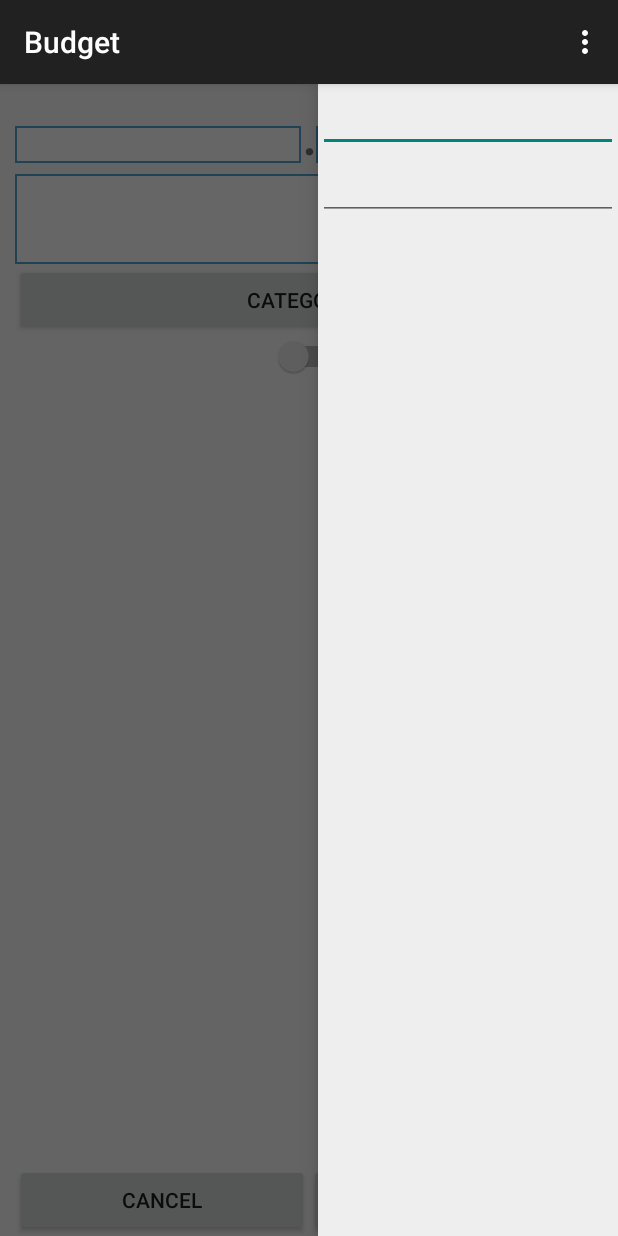
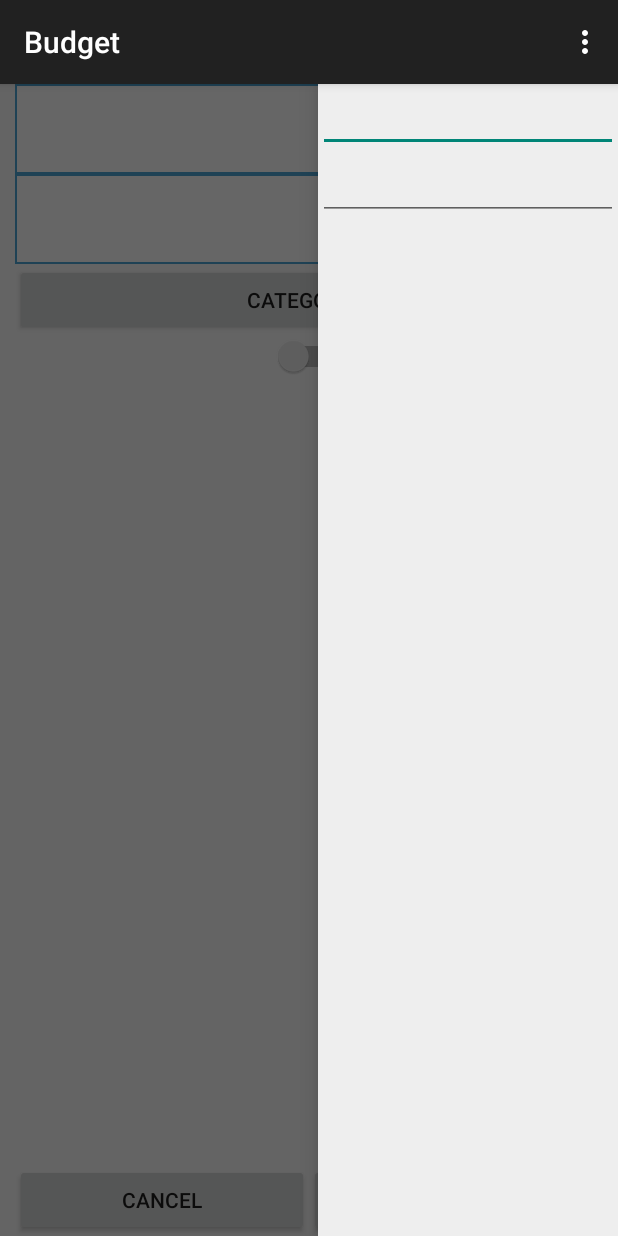
Before and after one commit to shamgang/easymoney, an Android app: the screen it shows after launch (MainActivity), after a tap on "Add Transaction", on a phone screen of 412 x 824 dp. Run offline under Robolectric (Android 15) with nearby library versions, the phone set to English and light mode, and no system bars; 6 statements that could not run were skipped; 2 other taps on this screen came first.

Commit message:
formalize and validate amount input

```diff
--- a/app/src/main/java/com/shamik/budget/app/AddTransactionFragment.java
+++ b/app/src/main/java/com/shamik/budget/app/AddTransactionFragment.java
@@ -2,11 +2,14 @@ package com.shamik.budget.app;
 
 import android.content.Context;
 import android.os.Bundle;
+import android.text.Editable;
+import android.text.TextWatcher;
 import android.view.LayoutInflater;
 import android.view.View;
 import android.view.ViewGroup;
 import android.view.inputmethod.InputMethodManager;
 import android.widget.Button;
+import android.widget.EditText;
 import android.widget.Switch;
 import android.widget.TextView;
 
@@ -17,6 +20,25 @@ public class AddTransactionFragment extends BaseFullscreenFragment {
     @Override
     public View onCreateView(LayoutInflater inflater, ViewGroup container, Bundle savedInstanceState) {
         View view = inflater.inflate(R.layout.fragment_add_transaction, container, false);
+        // validate amount input
+        final EditText addTransactionAmount = (EditText)view.findViewById(R.id.add_transaction_amount);
+        final EditText addTransactionDescription = (EditText)view.findViewById(R.id.add_transaction_description);
+        addTransactionAmount.addTextChangedListener(new TextValidator(addTransactionAmount) {
+            @Override
+            public void validate(TextView textView, String text) {
+                int decPos = text.lastIndexOf('.');
+                if(decPos != -1 && text.length() - decPos == 3) {
+                    // if decimal has been entered and two digits after, prevent entry and advance
+                    addTransactionDescription.requestFocus();
+                }
+                else if(decPos != -1 && text.length() - decPos > 3) {
+                    // if more digits are entered, remove them and advance
+                    addTransactionAmount.setText(text.substring(0, text.length()-1));
+                    addTransactionDescription.requestFocus();
+                }
+            }
+        });
+        // save button behavior
         Button saveButton = (Button)view.findViewById(R.id.transaction_save_button);
         saveButton.setOnClickListener(new View.OnClickListener() {
             @Override
@@ -38,10 +60,24 @@ public class AddTransactionFragment extends BaseFullscreenFragment {
     }
 
     private void addTransaction() {
-        TextView addTransactionAmountWhole = (TextView)getView().findViewById(R.id.add_transaction_amount_whole);
-        TextView addTransactionAmountDecimal = (TextView)getView().findViewById(R.id.add_transaction_amount_decimal);
+        TextView addTransactionAmount = (TextView)getView().findViewById(R.id.add_transaction_amount);
         TextView addTransactionDescription = (TextView)getView().findViewById(R.id.add_transaction_description);
         Switch addTransactionIsIncome = (Switch)getView().findViewById(R.id.add_transaction_is_income);
+
+        // parse amount
+        String amountText = addTransactionAmount.getText().toString();
+        int decPos = amountText.lastIndexOf('.');
+        int amountDollars, amountCents;
+        if(decPos == -1) {
+            // no decimal, round dollar amount
+            amountDollars = Integer.parseInt(amountText);
+            amountCents = 0;
+        }
+        else {
+            // parse substrings around decimal
+            amountDollars = Integer.parseInt(amountText.substring(0, decPos));
+            amountCents = Integer.parseInt(amountText.substring(decPos + 1, amountText.length()));
+        }
 
         /*
         ((MainActivity)getActivity()).mTransactionStubList.add(0, new Transaction(
@@ -53,8 +89,8 @@ public class AddTransactionFragment extends BaseFullscreenFragment {
         ));
         */
         ((MainActivity)getActivity()).mBudgetDatabase.createTransaction(new Transaction(
-            addTransactionAmountWhole.getText().toString(),
-            addTransactionAmountDecimal.getText().toString(),
+            amountDollars,
+            amountCents,
             addTransactionDescription.getText().toString(),
             null,
             addTransactionIsIncome.isChecked()
--- a/app/src/main/java/com/shamik/budget/app/BudgetDatabase.java
+++ b/app/src/main/java/com/shamik/budget/app/BudgetDatabase.java
@@ -17,8 +17,8 @@ public class BudgetDatabase {
 
     private static final String[] TRANSACTION_COLUMNS = {
             BudgetDatabaseHelper.COLUMN_ID,
-            BudgetDatabaseHelper.COLUMN_AMOUNT_WHOLE,
-            BudgetDatabaseHelper.COLUMN_AMOUNT_DECIMAL,
+            BudgetDatabaseHelper.COLUMN_AMOUNT_DOLLARS,
+            BudgetDatabaseHelper.COLUMN_AMOUNT_CENTS,
             BudgetDatabaseHelper.COLUMN_DESCRIPTION,
             BudgetDatabaseHelper.COLUMN_CATEGORY,
             BudgetDatabaseHelper.COLUMN_IS_INCOME
@@ -43,8 +43,8 @@ public class BudgetDatabase {
 
     public Transaction createTransaction(Transaction transaction) {
         ContentValues values = new ContentValues();
-        values.put(BudgetDatabaseHelper.COLUMN_AMOUNT_WHOLE, transaction.getAmountWhole());
-        values.put(BudgetDatabaseHelper.COLUMN_AMOUNT_DECIMAL, transaction.getAmountDecimal());
+        values.put(BudgetDatabaseHelper.COLUMN_AMOUNT_DOLLARS, transaction.getAmountDollars());
+        values.put(BudgetDatabaseHelper.COLUMN_AMOUNT_CENTS, transaction.getAmountCents());
         values.put(BudgetDatabaseHelper.COLUMN_DESCRIPTION, transaction.getDescription());
         values.put(BudgetDatabaseHelper.COLUMN_CATEGORY, transaction.getCategory().getName());
         values.put(BudgetDatabaseHelper.COLUMN_IS_INCOME, transaction.isIncome());
@@ -106,7 +106,7 @@ public class BudgetDatabase {
 
     private Transaction cursorToTransaction(Cursor cursor) {
         // TODO: makes a new Category, shouldn't have to do that - maybe Category shouldn't be a class
-        return new Transaction(cursor.getString(1), cursor.getString(2),
+        return new Transaction(cursor.getInt(1), cursor.getInt(2),
                 cursor.getString(3), new Category(null, cursor.getString(4)), cursor.getInt(5) > 0);
     }
 
--- a/app/src/main/java/com/shamik/budget/app/BudgetDatabaseHelper.java
+++ b/app/src/main/java/com/shamik/budget/app/BudgetDatabaseHelper.java
@@ -16,8 +16,8 @@ public class BudgetDatabaseHelper extends SQLiteOpenHelper {
     public static final String TABLE_CATEGORIES = "categories";
 
     public static final String COLUMN_ID = "_id";
-    public static final String COLUMN_AMOUNT_WHOLE = "amount_whole";
-    public static final String COLUMN_AMOUNT_DECIMAL = "amount_decimal";
+    public static final String COLUMN_AMOUNT_DOLLARS = "amount_dollars";
+    public static final String COLUMN_AMOUNT_CENTS = "amount_cents";
     public static final String COLUMN_DESCRIPTION = "description";
     public static final String COLUMN_CATEGORY = "category";
     public static final String COLUMN_IS_INCOME = "is_income";
@@ -32,8 +32,8 @@ public class BudgetDatabaseHelper extends SQLiteOpenHelper {
     private static final String CREATE_TABLE_TRANSACTIONS =
             "create table " + TABLE_TRANSACTIONS + "("
             + COLUMN_ID + " integer primary key autoincrement, "
-            + COLUMN_AMOUNT_WHOLE + " varchar(10), "
-            + COLUMN_AMOUNT_DECIMAL + " varchar(10), "
+            + COLUMN_AMOUNT_DOLLARS + " int, "
+            + COLUMN_AMOUNT_CENTS + " int, "
             + COLUMN_DESCRIPTION + " varchar(100), "
             + COLUMN_CATEGORY + " varchar(20), "
             + COLUMN_IS_INCOME + " boolean)";
@@ -66,25 +66,23 @@ public class BudgetDatabaseHelper extends SQLiteOpenHelper {
 
     // TODO: remove stub functions
     private void prePopulate(SQLiteDatabase database) {
-        insertTransaction(new Transaction("34", "55", "New purchase", new Category(null, "category1"), false), database);
-        insertTransaction(new Transaction("34", "55", "New purchase", new Category(null, "category1"), false), database);
-        insertTransaction(new Transaction("34", "55", "New purchase", new Category(null, "category1"), false), database);
-        insertTransaction(new Transaction("34", "55", "New purchase", new Category(null, "category1"), false), database);
-        insertTransaction(new Transaction("34", "55", "New purchase", new Category(null, "category1"), false), database);
-        insertTransaction(new Transaction("34", "55", "New purchase", new Category(null, "category1"), false), database);
-        insertTransaction(new Transaction("34", "55", "New purchase", new Category(null, "category1"), false), database);
-        insertTransaction(new Transaction("34", "55", "New purchase", new Category(null, "category1"), false), database);
-        insertTransaction(new Transaction("34", "55", "New purchase", new Category(null, "category1"), false), database);
-        insertTransaction(new Transaction("34", "55", "New purchase", new Category(null, "category1"), false), database);
-        insertTransaction(new Transaction("34", "55", "New purchase", new Category(null, "category1"), false), database);
-        insertTransaction(new Transaction("34", "55", "New purchase", new Category(null, "category1"), false), database);
-        insertTransaction(new Transaction("34", "55", "New purchase", new Category(null, "category1"), false), database);
-        insertTransaction(new Transaction("34", "55", "New purchase", new Category(null, "category1"), false), database);
-        insertTransaction(new Transaction("34", "55", "New purchase", new Category(null, "category1"), false), database);
-        insertTransaction(new Transaction("34", "55", "New purchase", new Category(null, "category1"), false), database);
-        insertTransaction(new Transaction("34", "55", "New purchase", new Category(null, "category1"), false), database);
-        insertTransaction(new Transaction("34", "55", "New purchase", new Category(null, "category1"), false), database);
-        insertTransaction(new Transaction("34", "55", "New purchase", new Category(null, "category1"), false), database);
+        insertTransaction(new Transaction(34, 55, "New purchase", new Category(null, "category1"), false), database);
+        insertTransaction(new Transaction(34, 55, "New purchase", new Category(null, "category1"), false), database);
+        insertTransaction(new Transaction(34, 55, "New purchase", new Category(null, "category1"), false), database);
+        insertTransaction(new Transaction(34, 55, "New purchase", new Category(null, "category1"), false), database);
+        insertTransaction(new Transaction(34, 55, "New purchase", new Category(null, "category1"), false), database);
+        insertTransaction(new Transaction(34, 55, "New purchase", new Category(null, "category1"), false), database);
+        insertTransaction(new Transaction(34, 55, "New purchase", new Category(null, "category1"), false), database);
+        insertTransaction(new Transaction(34, 55, "New purchase", new Category(null, "category1"), false), database);
+        insertTransaction(new Transaction(34, 55, "New purchase", new Category(null, "category1"), false), database);
+        insertTransaction(new Transaction(34, 55, "New purchase", new Category(null, "category1"), false), database);
+        insertTransaction(new Transaction(34, 55, "New purchase", new Category(null, "category1"), false), database);
+        insertTransaction(new Transaction(34, 55, "New purchase", new Category(null, "category1"), false), database);
+        insertTransaction(new Transaction(34, 55, "New purchase", new Category(null, "category1"), false), database);
+        insertTransaction(new Transaction(34, 55, "New purchase", new Category(null, "category1"), false), database);
+        insertTransaction(new Transaction(34, 55, "New purchase", new Category(null, "category1"), false), database);
+        insertTransaction(new Transaction(34, 55, "New purchase", new Category(null, "category1"), false), database);
+        insertTransaction(new Transaction(34, 55, "New purchase", new Category(null, "category1"), false), database);
 
         insertCategory(new Category(null, "acatagory"), database);
         insertCategory(new Category(null, "acatagory"), database);
@@ -104,8 +102,8 @@ public class BudgetDatabaseHelper extends SQLiteOpenHelper {
 
     private void insertTransaction(Transaction transaction, SQLiteDatabase database) {
         ContentValues values = new ContentValues();
-        values.put(COLUMN_AMOUNT_WHOLE, transaction.getAmountWhole());
-        values.put(COLUMN_AMOUNT_DECIMAL, transaction.getAmountDecimal());
+        values.put(COLUMN_AMOUNT_DOLLARS, transaction.getAmountDollars());
+        values.put(COLUMN_AMOUNT_CENTS, transaction.getAmountCents());
         values.put(COLUMN_DESCRIPTION, transaction.getDescription());
         values.put(COLUMN_CATEGORY, transaction.getCategory().getName());
         values.put(COLUMN_IS_INCOME, transaction.isIncome());
--- /dev/null
+++ b/app/src/main/java/com/shamik/budget/app/TextValidator.java
@@ -0,0 +1,30 @@
+package com.shamik.budget.app;
+
+import android.text.Editable;
+import android.text.TextWatcher;
+import android.widget.TextView;
+
+/**
+ * Created by Shamik on 5/10/2016.
+ */
+public abstract class TextValidator implements TextWatcher {
+    private final TextView textView;
+
+    public TextValidator(TextView textView) {
+        this.textView = textView;
+    }
+
+    public abstract void validate(TextView textView, String text);
+
+    @Override
+    final public void afterTextChanged(Editable s) {
+        String text = textView.getText().toString();
+        validate(textView, text);
+    }
+
+    @Override
+    final public void beforeTextChanged(CharSequence s, int start, int count, int after) { /* Don't care */ }
+
+    @Override
+    final public void onTextChanged(CharSequence s, int start, int before, int count) { /* Don't care */ }
+}
--- a/app/src/main/java/com/shamik/budget/app/Transaction.java
+++ b/app/src/main/java/com/shamik/budget/app/Transaction.java
@@ -4,27 +4,27 @@ package com.shamik.budget.app;
  * Created by Shamik on 5/7/2016.
  */
 public class Transaction {
-    private String mAmountWhole;
-    private String mAmountDecimal;
+    private Integer mAmountDollars;
+    private Integer mAmountCents;
     private String mDescription;
     private Category mCategory;
     private boolean mIsIncome;
 
     public Transaction() {
-        set(null, null, null, null, false);
+        set(0, 0, null, null, false);
     }
 
-    public Transaction(String amountWhole, String amountDecimal, String description,
+    public Transaction(int amountDollars, int amountCents, String description,
                        Category category, boolean isIncome) {
-        set(amountWhole, amountDecimal, description, category, isIncome);
+        set(amountDollars, amountCents, description, category, isIncome);
     }
 
-    public String getAmountWhole() {
-        return mAmountWhole;
+    public Integer getAmountDollars() {
+        return mAmountDollars;
     }
 
-    public String getAmountDecimal() {
-        return mAmountDecimal;
+    public Integer getAmountCents() {
+        return mAmountCents;
     }
 
     public String getDescription() {
@@ -39,21 +39,21 @@ public class Transaction {
         return mIsIncome;
     }
 
-    public void set(String amountWhole, String amountDecimal, String description,
+    public void set(int amountWhole, int amountDecimal, String description,
                     Category category, boolean isIncome) {
-        setAmountWhole(amountWhole);
-        setAmountDecimal(amountDecimal);
+        setAmountDollars(amountWhole);
+        setAmountCents(amountDecimal);
         setDescription(description);
         setCategory(category);
         setIncome(isIncome);
     }
 
-    public void setAmountWhole(String amountWhole) {
-        mAmountWhole = (amountWhole == null) ? "00" : amountWhole;
+    public void setAmountDollars(int amountDollars) {
+        mAmountDollars = amountDollars;
     }
 
-    public void setAmountDecimal(String amountDecimal) {
-        mAmountDecimal = (amountDecimal == null) ? "00" : amountDecimal;
+    public void setAmountCents(int amountCents) {
+        mAmountCents = amountCents;
     }
 
     public void setDescription(String description) {
--- a/app/src/main/java/com/shamik/budget/app/TransactionAdapter.java
+++ b/app/src/main/java/com/shamik/budget/app/TransactionAdapter.java
@@ -30,8 +30,8 @@ public class TransactionAdapter extends ArrayAdapter<Transaction> {
         TextView transactionAmountDecimal = (TextView)convertView.findViewById(R.id.transaction_item_amount_decimal);
         TextView transactionDescription = (TextView)convertView.findViewById(R.id.transaction_item_description);
         TextView transactionCategory = (TextView)convertView.findViewById(R.id.transaction_item_category);
-        transactionAmountWhole.setText(transaction.getAmountWhole());
-        transactionAmountDecimal.setText(transaction.getAmountDecimal());
+        transactionAmountWhole.setText(transaction.getAmountDollars().toString());
+        transactionAmountDecimal.setText(transaction.getAmountCents().toString());
         transactionDescription.setText(transaction.getDescription());
         transactionCategory.setText(transaction.getCategory().getName());
         return convertView;
--- a/app/src/main/res/layout/fragment_add_transaction.xml
+++ b/app/src/main/res/layout/fragment_add_transaction.xml
@@ -37,33 +37,14 @@
         android:layout_above="@id/add_transaction_footer">
 
         <!-- amount -->
-        <LinearLayout
+        <EditText
+            android:id="@+id/add_transaction_amount"
             android:layout_width="match_parent"
-            android:layout_height="wrap_content" >
-
-            <EditText
-                android:id="@+id/add_transaction_amount_whole"
-                android:layout_width="0dp"
-                android:layout_height="wrap_content"
-                android:layout_weight=".45"
-                android:background="@drawable/rect"
-                android:inputType="number" />
-
-            <TextView
-                android:layout_width="10dp"
-                android:layout_height="wrap_content"
-                android:textSize="20pt"
-                android:text="@string/decimal"/>
-
-            <EditText
-                android:id="@+id/add_transaction_amount_decimal"
-                android:layout_width="0dp"
-                android:layout_height="wrap_content"
-                android:layout_weight=".45"
-                android:background="@drawable/rect"
-                android:inputType="number" />
-
-        </LinearLayout>
+            android:layout_height="60dp"
+            android:textSize="16pt"
+            android:padding="10dp"
+            android:background="@drawable/rect"
+            android:inputType="numberDecimal" />
 
         <!-- description -->
         <EditText
--- a/app/src/main/res/values/strings.xml
+++ b/app/src/main/res/values/strings.xml
@@ -17,7 +17,7 @@
     <string name="category_list_fragment_title">Categories</string>
 
     <!-- AddTransactionFragment -->
-    <string name="add_transaction_fragment_title">Add Item</string>
+    <string name="add_transaction_fragment_title">Add Transaction</string>
     <string name="cancel_button">Cancel</string>
     <string name="save_button">Save</string>
     <string name="decimal">.</string>
```
